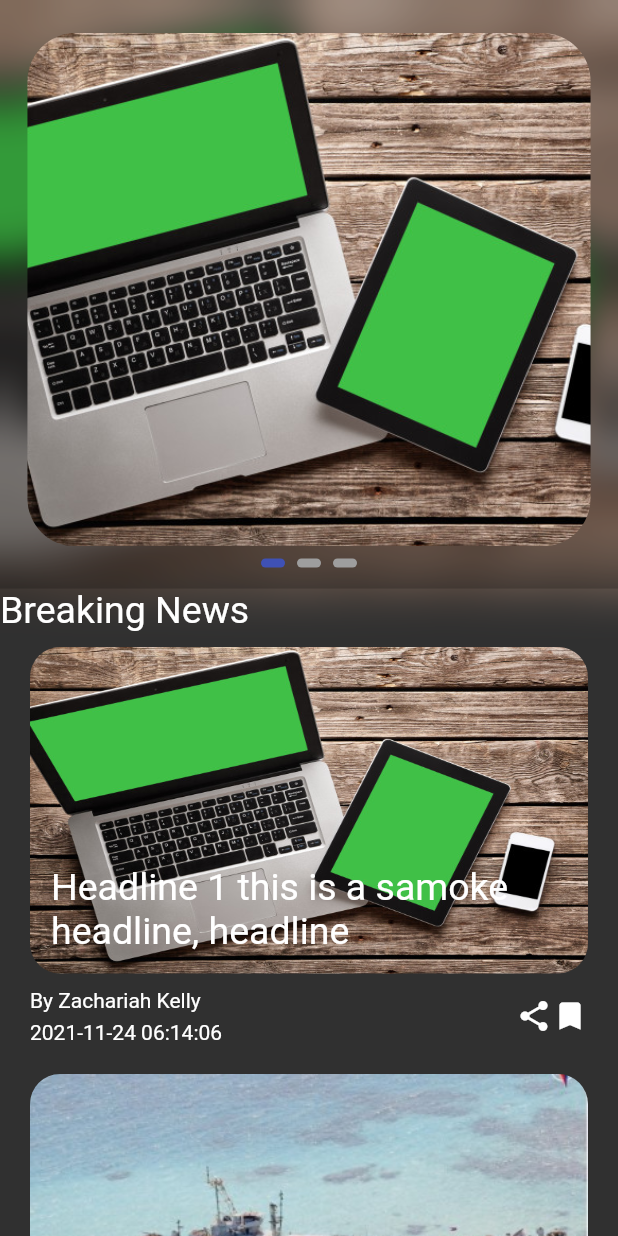
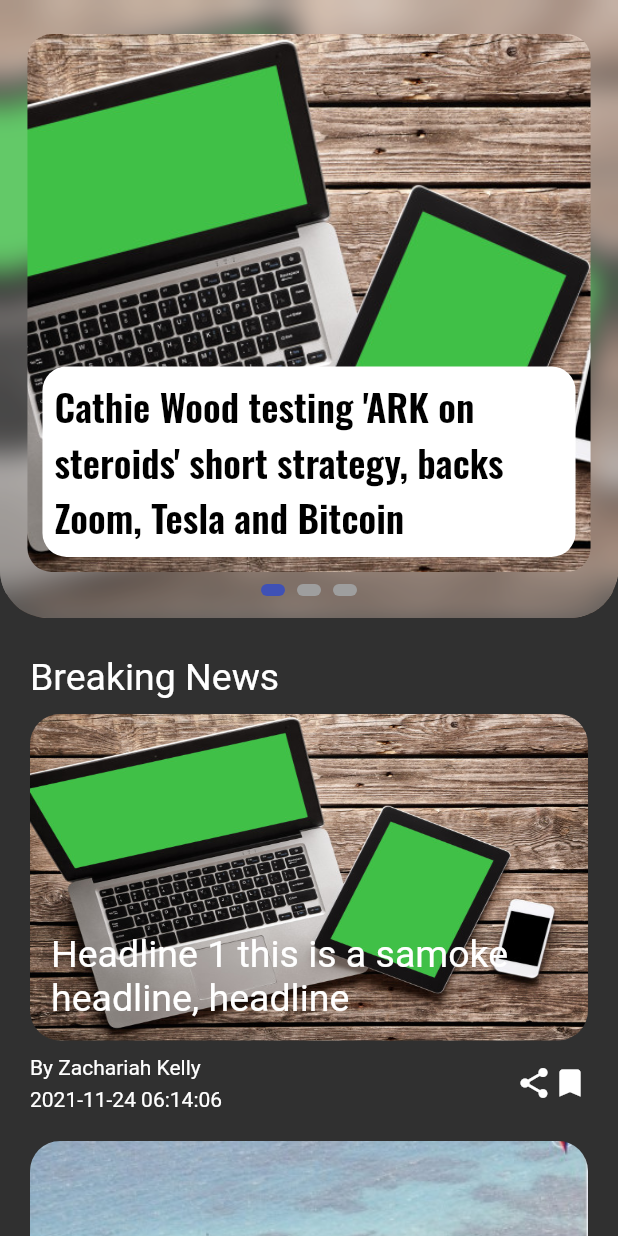
Before and after one commit to kdjamespro/newspeek, a Flutter app: the screen it shows after launch, on a phone screen of 412 x 824 dp. Run offline on Flutter 3.47's test engine with Material 2 defaults, Android fonts, the phone set to English and light mode, and no system bars; drawn by our look-alikes of carousel_slider, smooth_page_indicator; our stand-ins replace google_fonts.

Commit message:
Add headlines in carousel cards

```diff
--- a/lib/screens/background_card.dart
+++ b/lib/screens/background_card.dart
@@ -16,13 +16,24 @@
       ),
       child: BackdropFilter(
         filter: ImageFilter.blur(
-          sigmaX: 15,
-          sigmaY: 15,
+          sigmaX: 10.0,
+          sigmaY: 10.0,
         ),
         child: Container(
-          color: Colors.black.withOpacity(0.2),
+          decoration: BoxDecoration(
+            color: Colors.grey.shade200.withOpacity(0.2),
+          ),
         ),
       ),
     );
   }
 }
+
+// BackdropFilter(
+// filter: ImageFilter.blur(sigmaX: 10.0, sigmaY: 10.0,),
+// child: Container(
+// width: 200.0,
+// height: 200.0,
+// decoration: BoxDecoration(
+// color: Colors.grey.shade200.withOpacity(0.5)
+// ),
--- a/lib/screens/headline_card.dart
+++ b/lib/screens/headline_card.dart
@@ -1,4 +1,7 @@
+import 'package:flutter/cupertino.dart';
 import 'package:flutter/material.dart';
+import 'dart:ui';
+import 'package:google_fonts/google_fonts.dart';
 
 class HeadlineCard extends StatelessWidget {
   HeadlineCard({required this.image});
@@ -15,7 +18,26 @@
             image: image,
             fit: BoxFit.cover,
           ),
-          borderRadius: BorderRadius.circular(32),
+          borderRadius: BorderRadius.circular(16),
+        ),
+        child: Align(
+          alignment: FractionalOffset.bottomLeft,
+          child: Container(
+            decoration: BoxDecoration(
+              color: Colors.white,
+              borderRadius: BorderRadius.circular(16),
+            ),
+            padding: const EdgeInsets.all(8.0),
+            margin: const EdgeInsets.all(10.0),
+            child: Text(
+              '''Cathie Wood testing 'ARK on steroids' short strategy, backs Zoom, Tesla and Bitcoin''',
+              style: GoogleFonts.oswald(
+                color: Colors.black,
+                fontSize: 25,
+                fontWeight: FontWeight.w600,
+              ),
+            ),
+          ),
         ),
       ),
     );
@@ -30,3 +52,12 @@
 // offset: Offset(0, 5),
 // ),
 // ]
+
+// BackdropFilter(
+// filter: ImageFilter.blur(sigmaX: 10.0, sigmaY: 10.0),
+// child: Container(
+// width: 200.0,
+// height: 200.0,
+// decoration: BoxDecoration(
+// color: Colors.grey.shade200.withOpacity(0.5)
+// ),
--- a/lib/screens/main_screen.dart
+++ b/lib/screens/main_screen.dart
@@ -24,14 +24,26 @@
           child: ListView(
             children: <Widget>[
               Container(
-                height: MediaQuery.of(context).size.height / 2.1,
+                height: MediaQuery.of(context).size.height / 2,
                 child: Stack(
                   alignment: Alignment.center,
                   children: [
-                    BackgroundCard(
+                    ClipRRect(
+                      borderRadius: const BorderRadius.vertical(
+                        bottom: Radius.circular(32),
+                      ),
+                      child: BackgroundCard(
                         image: AssetImage(images[imageIndex]),
                       ),
+                    ),
                     Positioned(
+                      child: Container(
+                        decoration: const BoxDecoration(
+                          borderRadius: BorderRadius.only(
+                            bottomLeft: Radius.circular(32),
+                            bottomRight: Radius.circular(32),
+                          ),
+                        ),
                         child: Column(
                           mainAxisAlignment: MainAxisAlignment.center,
                           children: [
@@ -39,7 +51,7 @@
                               options: CarouselOptions(
                                   viewportFraction: 1,
                                   height:
-                                    MediaQuery.of(context).size.height / 2.3,
+                                      MediaQuery.of(context).size.height / 2.2,
                                   onPageChanged: (index, reason) =>
                                       setState(() => imageIndex = index)),
                               items: images.map(
@@ -58,13 +70,20 @@
                           ],
                         ),
                       ),
+                    ),
                   ],
                 ),
               ),
-              const Text(
+              SizedBox(height: 25.0),
+              Container(
+                padding: const EdgeInsets.symmetric(
+                  horizontal: 20.0,
+                ),
+                child: const Text(
                   'Breaking News',
                   style: TextStyle(
                     fontSize: 25.0,
+                  ),
                 ),
               ),
               ListView.separated(
@@ -93,7 +112,7 @@
         activeIndex: imageIndex,
         count: images.length,
         effect: WormEffect(
-          dotHeight: 6.0,
+          dotHeight: 8.0,
         ),
       );
 }
--- a/pubspec.yaml
+++ b/pubspec.yaml
@@ -37,6 +37,7 @@
   http: ^0.13.4
   carousel_slider: ^4.0.0
   smooth_page_indicator: ^1.0.0+2
+  google_fonts: ^2.1.0
 
 dev_dependencies:
   flutter_test:
```
Also changed, not shown: pubspec.lock. Lines whose indentation alone changed are shown as unchanged.
